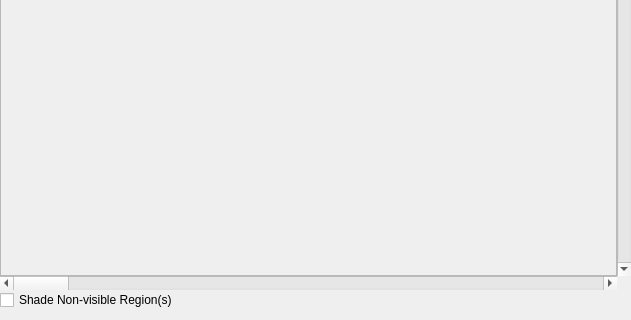
christopherpow/nesicide, file debugger/nametabledisplaydialog.ui: the form before one commit; both pictures show x 0 to 631 and y 222 to 542 of the 631 by 542 pixel window.
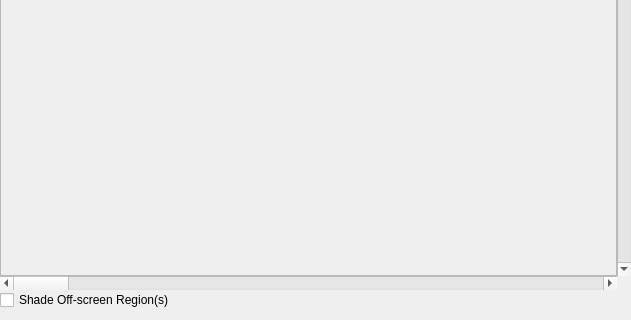
The form after the commit.

Diff of the .ui file:
```diff
--- a/debugger/nametabledisplaydialog.ui
+++ b/debugger/nametabledisplaydialog.ui
@@ -149,7 +149,7 @@
      <item row="0" column="0">
       <widget class="QCheckBox" name="showVisible">
        <property name="text">
-        <string>Shade Non-visible Region(s)</string>
+        <string>Shade Off-screen Region(s)</string>
        </property>
       </widget>
      </item>
```
